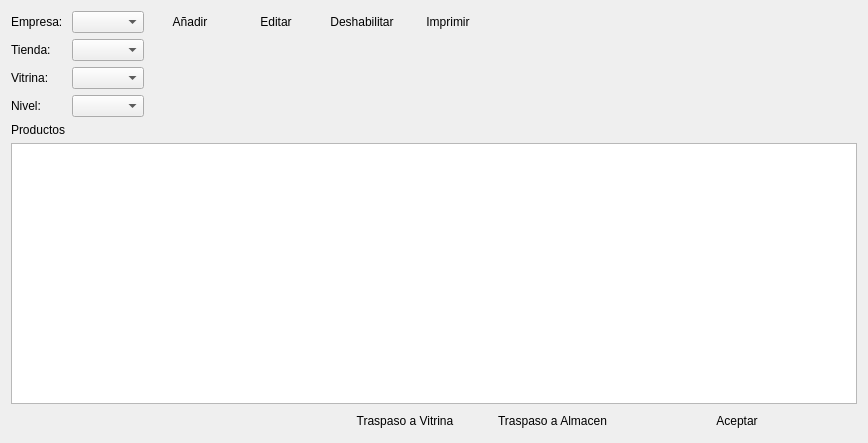
The window that vitrina/ui_tienda.ui (rodety/manager) describes before a commit, drawn with Qt 5.
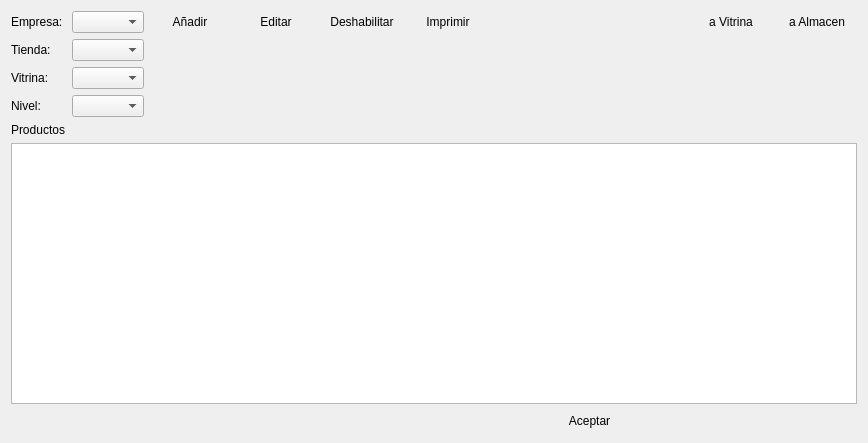
The same window after the commit. Icons and pictures are not drawn.

What changed in the file:
```diff
--- a/vitrina/ui_tienda.ui
+++ b/vitrina/ui_tienda.ui
@@ -19,19 +19,6 @@
      <item row="0" column="1">
       <widget class="QComboBox" name="comboBox_empresa"/>
      </item>
-     <item row="0" column="8">
-      <spacer name="horizontalSpacer">
-       <property name="orientation">
-        <enum>Qt::Horizontal</enum>
-       </property>
-       <property name="sizeHint" stdset="0">
-        <size>
-         <width>40</width>
-         <height>20</height>
-        </size>
-       </property>
-      </spacer>
-     </item>
      <item row="3" column="1">
       <widget class="QComboBox" name="comboBox_niveles">
        <item>
@@ -41,19 +28,6 @@
        </item>
       </widget>
      </item>
-     <item row="1" column="8">
-      <spacer name="horizontalSpacer_3">
-       <property name="orientation">
-        <enum>Qt::Horizontal</enum>
-       </property>
-       <property name="sizeHint" stdset="0">
-        <size>
-         <width>40</width>
-         <height>20</height>
-        </size>
-       </property>
-      </spacer>
-     </item>
      <item row="5" column="0" colspan="9">
       <widget class="QTableWidget" name="grilla"/>
      </item>
@@ -64,19 +38,6 @@
        </property>
       </widget>
      </item>
-     <item row="2" column="8">
-      <spacer name="horizontalSpacer_5">
-       <property name="orientation">
-        <enum>Qt::Horizontal</enum>
-       </property>
-       <property name="sizeHint" stdset="0">
-        <size>
-         <width>40</width>
-         <height>20</height>
-        </size>
-       </property>
-      </spacer>
-     </item>
      <item row="2" column="1">
       <widget class="QComboBox" name="comboBox_vitrina">
        <item>
@@ -134,48 +95,6 @@
        </item>
       </widget>
      </item>
-     <item row="6" column="8">
-      <widget class="QPushButton" name="pushButton_aceptar_traspaso">
-       <property name="text">
-        <string>Aceptar</string>
-       </property>
-       <property name="icon">
-        <iconset resource="../Icons/Icons.qrc">
-         <normaloff>:/Icons/notification_done.png</normaloff>:/Icons/notification_done.png</iconset>
-       </property>
-       <property name="flat">
-        <bool>true</bool>
-       </property>
-      </widget>
-     </item>
-     <item row="6" column="4" colspan="2">
-      <widget class="QPushButton" name="pushButton_traspaso">
-       <property name="text">
-        <string>Traspaso a Vitrina</string>
-       </property>
-       <property name="icon">
-        <iconset resource="../Icons/Icons.qrc">
-         <normaloff>:/Icons/stock_task-assigned-to.png</normaloff>:/Icons/stock_task-assigned-to.png</iconset>
-       </property>
-       <property name="flat">
-        <bool>true</bool>
-       </property>
-      </widget>
-     </item>
-     <item row="6" column="6" colspan="2">
-      <widget class="QPushButton" name="button_traspaso_almacen">
-       <property name="text">
-        <string>Traspaso a Almacen</string>
-       </property>
-       <property name="icon">
-        <iconset resource="../Icons/Icons.qrc">
-         <normaloff>:/Icons/stock_task-assigned-to.png</normaloff>:/Icons/stock_task-assigned-to.png</iconset>
-       </property>
-       <property name="flat">
-        <bool>true</bool>
-       </property>
-      </widget>
-     </item>
      <item row="0" column="2">
       <widget class="QPushButton" name="btnAgregar">
        <property name="sizePolicy">
@@ -256,6 +175,61 @@
        </property>
       </widget>
      </item>
+     <item row="0" column="7">
+      <widget class="QPushButton" name="pushButton_traspaso">
+       <property name="text">
+        <string>a Vitrina</string>
+       </property>
+       <property name="icon">
+        <iconset resource="../Icons/Icons.qrc">
+         <normaloff>:/Icons/stock_task-assigned-to.png</normaloff>:/Icons/stock_task-assigned-to.png</iconset>
+       </property>
+       <property name="flat">
+        <bool>true</bool>
+       </property>
+      </widget>
+     </item>
+     <item row="0" column="8">
+      <widget class="QPushButton" name="button_traspaso_almacen">
+       <property name="text">
+        <string>a Almacen</string>
+       </property>
+       <property name="icon">
+        <iconset resource="../Icons/Icons.qrc">
+         <normaloff>:/Icons/stock_task-assigned-to.png</normaloff>:/Icons/stock_task-assigned-to.png</iconset>
+       </property>
+       <property name="flat">
+        <bool>true</bool>
+       </property>
+      </widget>
+     </item>
+     <item row="6" column="6">
+      <widget class="QPushButton" name="pushButton_aceptar_traspaso">
+       <property name="text">
+        <string>Aceptar</string>
+       </property>
+       <property name="icon">
+        <iconset resource="../Icons/Icons.qrc">
+         <normaloff>:/Icons/notification_done.png</normaloff>:/Icons/notification_done.png</iconset>
+       </property>
+       <property name="flat">
+        <bool>true</bool>
+       </property>
+      </widget>
+     </item>
+     <item row="0" column="6">
+      <spacer name="horizontalSpacer">
+       <property name="orientation">
+        <enum>Qt::Horizontal</enum>
+       </property>
+       <property name="sizeHint" stdset="0">
+        <size>
+         <width>40</width>
+         <height>20</height>
+        </size>
+       </property>
+      </spacer>
+     </item>
     </layout>
    </item>
   </layout>
```
